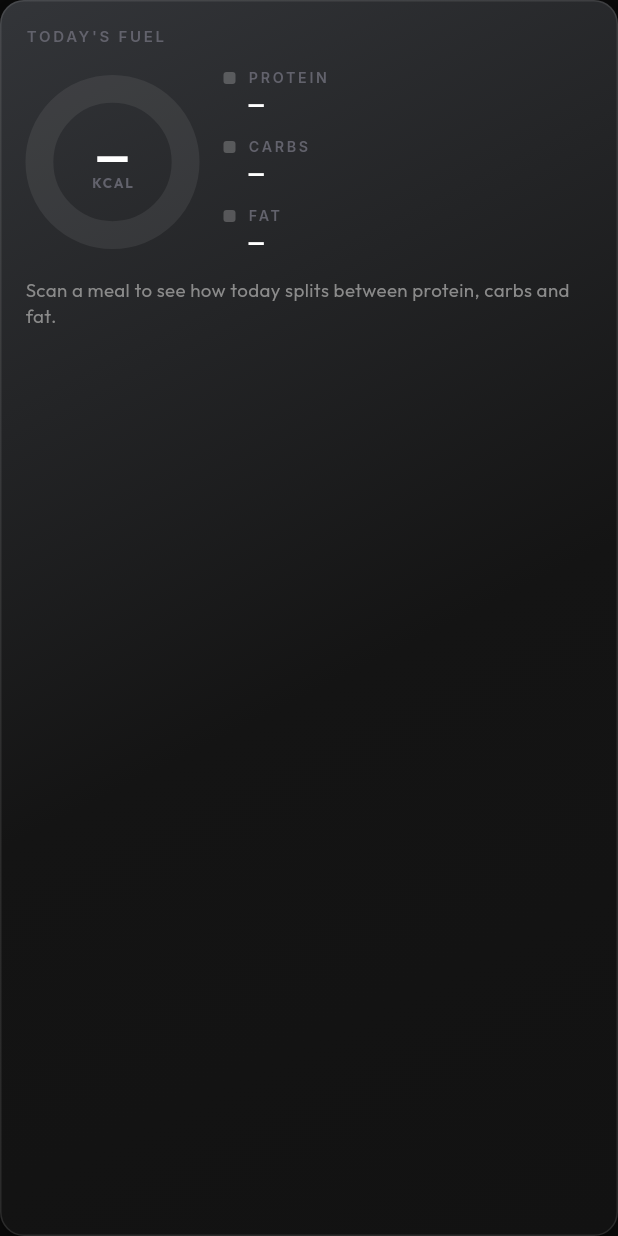
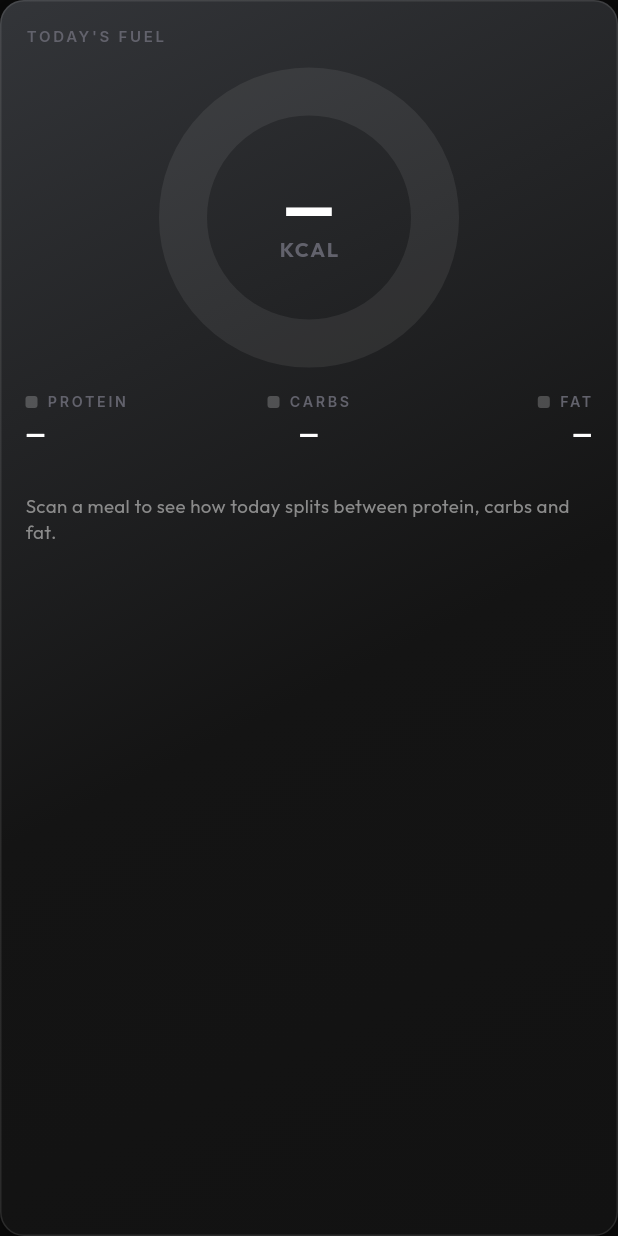
Before and after one commit to vedayyagari12-sudo/Ai-Fitness, a Flutter app: the FuelCard widget shown alone on an empty page, opened directly with empty values, on a phone screen of 412 x 824 dp. Run offline on Flutter 3.47's test engine with Material 3 defaults, Android fonts, the phone set to English and light mode, and no system bars; drawn by our look-alikes of fl_chart; our stand-ins replace app_links, flutter_animate, google_fonts, image_picker, permission_handler, shared_preferences and 1 more; accounts and stored records are empty; network calls fail.

Commit message:
Set the macro donut free of the legend that was capping its size
Wrong hero fixed last time — this is the one the "empty space beside it"
report was actually about: the protein/carbs/fat ring on the fuel card,
pinned at a flat 116dp inside a Row sharing space with a legend column.
Any phone wider than the narrowest one just handed that extra width to
the legend, which never needed it, so the ring stayed small and the gap
beside it grew instead of shrinking.

Nothing sits beside the ring now. It's centred on its own row, sized off
the card's real width like the readiness ring already is — 160-200dp,
clamped, floor rounded up to a value the clamp actually hits at 320dp
rather than one the formula happens to produce. The three macro numbers
moved into a stat row underneath, in the same swatch/label/value shape
the readiness card already uses above it.

The ring now grows in on first paint instead of snapping straight to the
target split — the same entrance the readiness rings get, so the two hero
cards on this screen open the same way. isEmpty stays keyed to the real
data throughout, never to the animation clock, so a genuinely full day
doesn't briefly read as empty on its own entrance. A soft glow sits behind
it, tinted to whichever macro is carrying the most energy — the one thing
about the day the ring is already the answer to, not an invented fourth
colour.

Screenshotting it at 320dp turned up a real sub-pixel RenderFlex overflow
in the new stat row — 0.08px, from label-width rounding — fixed the way
this codebase already fixes that class of bug (a FittedBox scale-down
rather than trusting exact-fit text metrics), not by guessing at padding.

25 tests, two mutation-checked: reverting to a snap-to-full render or a
fixed 116dp size each fail a specific assertion rather than the whole file.

Co-Authored-By: Claude Opus 5 <noreply@anthropic.com>

```diff
--- a/lib/widgets/fuel_card.dart
+++ b/lib/widgets/fuel_card.dart
@@ -28,6 +28,21 @@ class FuelCard extends StatelessWidget {
   /// Drives the takeaway line — protein matters more on a cut.
   final String goal;
 
+  /// The ring at the narrowest phone this app supports (320dp — 16dp page
+  /// padding, 16dp card padding either side = 256dp of content, 62% of
+  /// that = 158.72). Rounded up to a clean number the clamp actually
+  /// engages at, so 320dp has one guaranteed, documented ring size rather
+  /// than whatever the formula happens to produce there — same reasoning
+  /// as [ReadinessCard]'s own floor.
+  static const double _minDiameter = 160.0;
+
+  /// Cap on wide phones/tablets/desktop web — AmbientBackground already caps
+  /// page content at 560dp. Held a little under the readiness ring's own
+  /// 224dp ceiling: this card also has to fit a centre number, three stat
+  /// columns and a takeaway line under the ring, where the readiness card
+  /// spreads its stats above and below.
+  static const double _maxDiameter = 200.0;
+
   @override
   Widget build(BuildContext context) {
     final split = MacroSplit.fromGrams(
@@ -49,41 +64,53 @@ class FuelCard extends StatelessWidget {
         children: [
           Text("TODAY'S FUEL", style: kLabelSmall),
           const SizedBox(height: 14),
+          // Centred and sized off the card's own width rather than sharing a
+          // Row with the legend beside it — the old layout pinned the ring
+          // to a fixed 116dp regardless of how wide the card actually was,
+          // so any phone wider than the narrowest one left a strip of
+          // untouched card down the side of it. Nothing sits beside the
+          // ring now, so it can actually use the width it is given.
+          Center(
+            child: LayoutBuilder(
+              builder: (context, constraints) {
+                final diameter = (constraints.maxWidth * 0.62).clamp(
+                  _minDiameter,
+                  _maxDiameter,
+                );
+                return MacroDonut(split: split, size: diameter);
+              },
+            ),
+          ),
+          const SizedBox(height: 16),
           Row(
-            crossAxisAlignment: CrossAxisAlignment.center,
             children: [
-              MacroDonut(split: split, size: 116),
-              const SizedBox(width: 16),
-              // Takes whatever the donut leaves: 124dp at a 320dp screen.
               Expanded(
-                child: Column(
-                  mainAxisSize: MainAxisSize.min,
-                  crossAxisAlignment: CrossAxisAlignment.start,
-                  children: [
-                    _legendRow(
+                child: _legendStat(
                   'PROTEIN',
                   split.proteinG,
                   split.proteinPercent,
                   MacroDonut.proteinColor,
                   split.isEmpty,
                 ),
-                    const SizedBox(height: 12),
-                    _legendRow(
+              ),
+              Expanded(
+                child: _legendStat(
                   'CARBS',
                   split.carbsG,
                   split.carbsPercent,
                   MacroDonut.carbsColor,
                   split.isEmpty,
+                  center: true,
                 ),
-                    const SizedBox(height: 12),
-                    _legendRow(
+              ),
+              Expanded(
+                child: _legendStat(
                   'FAT',
                   split.fatG,
                   split.fatPercent,
                   MacroDonut.fatColor,
                   split.isEmpty,
-                    ),
-                  ],
+                  alignEnd: true,
                 ),
               ),
             ],
@@ -105,55 +132,89 @@ class FuelCard extends StatelessWidget {
     );
   }
 
-  /// One macro: swatch, name, then grams and share.
-  ///
-  /// The name is a text label rather than colour alone, so the ring stays
-  /// readable if the three hues are hard to tell apart.
-  Widget _legendRow(
+  /// One macro's numbers, in the corner-stat idiom the readiness card above
+  /// this one already uses (swatch, label, value) rather than the old
+  /// legend-beside-the-ring row — three of these fill the width the bigger
+  /// ring freed up instead of crowding beside it.
+  Widget _legendStat(
     String name,
     double grams,
     int percent,
     Color colour,
-    bool empty,
-  ) {
-    return Row(
-      crossAxisAlignment: CrossAxisAlignment.start,
+    bool empty, {
+    bool center = false,
+    bool alignEnd = false,
+  }) {
+    final cross = center
+        ? CrossAxisAlignment.center
+        : alignEnd
+        ? CrossAxisAlignment.end
+        : CrossAxisAlignment.start;
+    final mainAlign = center
+        ? MainAxisAlignment.center
+        : MainAxisAlignment.start;
+
+    return Column(
+      crossAxisAlignment: cross,
       children: [
-        // A rounded square rather than a dot — the calorie chart's legend
-        // already uses circles for a different thing.
+        // FittedBox rather than trusting the Row to fit exactly: at 9.5px
+        // with letterSpacing, "PROTEIN" is close enough to its column's
+        // width that text-metric rounding pushed it a fraction of a pixel
+        // over on some configurations — the same fix ReadinessCard's own
+        // stat values already use for the identical reason.
+        FittedBox(
+          fit: BoxFit.scaleDown,
+          alignment: center
+              ? Alignment.center
+              : alignEnd
+              ? Alignment.centerRight
+              : Alignment.centerLeft,
+          child: Row(
+            mainAxisSize: MainAxisSize.min,
+            mainAxisAlignment: mainAlign,
+            children: [
+              // A rounded square rather than a dot — the calorie chart's
+              // legend already uses circles for a different thing.
               Container(
                 width: 8,
                 height: 8,
-          margin: const EdgeInsets.only(top: 3),
                 decoration: BoxDecoration(
                   color: empty ? kChartEmpty : colour,
                   borderRadius: BorderRadius.circular(2),
                 ),
               ),
-        const SizedBox(width: 8),
-        Expanded(
-          child: Column(
-            mainAxisSize: MainAxisSize.min,
-            crossAxisAlignment: CrossAxisAlignment.start,
-            children: [
+              const SizedBox(width: 6),
+              Text(name, style: kLabelSmall.copyWith(fontSize: 9.5)),
+            ],
+          ),
+        ),
+        const SizedBox(height: 3),
         Text(
-                name,
+          empty ? '—' : '${grams.round()}g',
           maxLines: 1,
           overflow: TextOverflow.ellipsis,
-                style: kLabelSmall.copyWith(fontSize: 9.5),
-              ),
-              const SizedBox(height: 1),
-              Text(
-                empty ? '—' : '${grams.round()}g · $percent%',
-                maxLines: 1,
-                overflow: TextOverflow.ellipsis,
+          textAlign: center
+              ? TextAlign.center
+              : alignEnd
+              ? TextAlign.right
+              : TextAlign.left,
           style: TextStyle(
-                  fontSize: 13,
+            fontSize: 15,
             fontWeight: FontWeight.w800,
             color: kTextPrimary,
           ),
         ),
-            ],
+        Text(
+          empty ? '' : '$percent%',
+          textAlign: center
+              ? TextAlign.center
+              : alignEnd
+              ? TextAlign.right
+              : TextAlign.left,
+          style: TextStyle(
+            fontSize: 11,
+            fontWeight: FontWeight.w600,
+            color: kTextMuted,
           ),
         ),
       ],
--- a/lib/widgets/macro_donut.dart
+++ b/lib/widgets/macro_donut.dart
@@ -41,13 +41,25 @@ class MacroDonut extends StatelessWidget {
   Widget build(BuildContext context) {
     final ringThickness = size * 0.16;
 
-    // fl_chart is unforgiving here in two different ways, so both are handled
-    // rather than assumed away:
-    //  · PieChartData.sumValue reduces over the section list, which throws
-    //    outright on an empty one;
-    //  · a list whose values sum to zero does not throw — it silently paints
-    //    nothing, which is worse, because the card looks broken rather than
-    //    empty. Hence a placeholder ring with a real positive value.
+    return TweenAnimationBuilder<double>(
+      // Grows in on first paint rather than snapping straight to the target
+      // split — matches the readiness ring's own entrance so the two hero
+      // cards on this screen open the same way. Section VALUES are what get
+      // scaled by [t], never the isEmpty branch below: that has to stay
+      // keyed to the real data the whole time, or a genuinely-full day would
+      // read as "empty" for the first frame of its own entrance animation.
+      tween: Tween(begin: 0, end: 1),
+      duration: const Duration(milliseconds: 1000),
+      curve: Curves.easeOutCubic,
+      builder: (context, t, _) {
+        // fl_chart is unforgiving here in two different ways, so both are
+        // handled rather than assumed away:
+        //  · PieChartData.sumValue reduces over the section list, which
+        //    throws outright on an empty one;
+        //  · a list whose values sum to zero does not throw — it silently
+        //    paints nothing, which is worse, because the card looks broken
+        //    rather than empty. Hence a placeholder ring with a real
+        //    positive value that does not depend on the animation clock.
         final sections = split.isEmpty
             ? [
                 PieChartSectionData(
@@ -58,9 +70,9 @@ class MacroDonut extends StatelessWidget {
                 ),
               ]
             : [
-            _slice(split.proteinKcal, proteinColor, ringThickness),
-            _slice(split.carbsKcal, carbsColor, ringThickness),
-            _slice(split.fatKcal, fatColor, ringThickness),
+                _slice(split.proteinKcal * t, proteinColor, ringThickness),
+                _slice(split.carbsKcal * t, carbsColor, ringThickness),
+                _slice(split.fatKcal * t, fatColor, ringThickness),
               ];
 
         return SizedBox(
@@ -69,26 +81,51 @@ class MacroDonut extends StatelessWidget {
           child: Stack(
             alignment: Alignment.center,
             children: [
+              // A soft halo behind the ring, tinted to whichever macro is
+              // carrying the most of today's energy — the one thing about
+              // the day the ring itself is already the answer to, so the
+              // glow doesn't invent a fourth colour meaning nothing.
+              // Minimal by design: a wash, not a spotlight.
+              if (!split.isEmpty)
+                Container(
+                  width: size * 0.94,
+                  height: size * 0.94,
+                  decoration: BoxDecoration(
+                    shape: BoxShape.circle,
+                    boxShadow: [
+                      BoxShadow(
+                        color: _dominantColour.withValues(alpha: 0.30 * t),
+                        blurRadius: size * 0.22,
+                        spreadRadius: size * 0.01,
+                      ),
+                    ],
+                  ),
+                ),
               PieChart(
                 PieChartData(
                   sections: sections,
                   // Finite and explicit. Left at its default of infinity,
-              // calculateCenterRadius reduces over the sections to derive one.
+                  // calculateCenterRadius reduces over the sections to
+                  // derive one.
                   centerSpaceRadius: size * 0.34,
-              // A 2px gap of surface between fills, rather than a border drawn
-              // around each one.
+                  // A 2px gap of surface between fills, rather than a
+                  // border drawn around each one.
                   sectionsSpace: 2,
                   startDegreeOffset: -90, // start at 12 o'clock
                   pieTouchData: PieTouchData(enabled: false),
                   borderData: FlBorderData(show: false),
                 ),
+                // fl_chart's own animation handles a data CHANGE (a meal
+                // logged after first paint); the entrance itself is driven
+                // by [t] above, which is why this can stay short.
                 duration: const Duration(milliseconds: 350),
                 curve: Curves.easeOutCubic,
               ),
-          // The hole is size*0.68 across, so the largest square that fits
-          // inside it is that over root two. Staying under that, and pinning
-          // the text scale, is what stops a large accessibility text setting
-          // pushing the number out over the ring.
+              // The hole is size*0.68 across, so the largest square that
+              // fits inside it is that over root two. Staying under that,
+              // and pinning the text scale, is what stops a large
+              // accessibility text setting pushing the number out over the
+              // ring.
               IgnorePointer(
                 child: SizedBox(
                   width: size * 0.46,
@@ -98,21 +135,27 @@ class MacroDonut extends StatelessWidget {
                       mainAxisSize: MainAxisSize.min,
                       children: [
                         Text(
-                      split.isEmpty ? '—' : split.totalKcal.round().toString(),
+                          split.isEmpty
+                              ? '—'
+                              : (split.totalKcal * t).round().toString(),
                           textScaler: TextScaler.noScaling,
                           style: TextStyle(
-                        fontSize: 26,
+                            // Scales with the ring, like the readiness
+                            // score does with its — a bigger ring with a
+                            // centre number pinned to the old fixed size
+                            // just looks like the number shrank.
+                            fontSize: size * 0.197,
                             fontWeight: FontWeight.w800,
                             color: kTextPrimary,
                             height: 1.0,
                           ),
                         ),
-                    const SizedBox(height: 2),
+                        SizedBox(height: size * 0.015),
                         Text(
                           centreLabel,
                           textScaler: TextScaler.noScaling,
                           style: TextStyle(
-                        fontSize: 9,
+                            fontSize: size * 0.068,
                             fontWeight: FontWeight.w700,
                             letterSpacing: 1.2,
                             color: kTextMuted,
@@ -127,6 +170,19 @@ class MacroDonut extends StatelessWidget {
             ],
           ),
         );
+      },
+    );
+  }
+
+  /// Whichever macro is contributing the most energy right now, for the
+  /// glow only — not exposed on [MacroSplit] because nothing else needs it.
+  /// Ties break protein > carbs > fat, the same stable order the ring
+  /// itself draws in.
+  Color get _dominantColour {
+    final p = split.proteinKcal, c = split.carbsKcal, f = split.fatKcal;
+    if (p >= c && p >= f) return proteinColor;
+    if (c >= f) return carbsColor;
+    return fatColor;
   }
 
   PieChartSectionData _slice(double kcal, Color colour, double thickness) =>
```
Also changed, not shown: 1 other file. Lines whose indentation alone changed are shown as unchanged.
